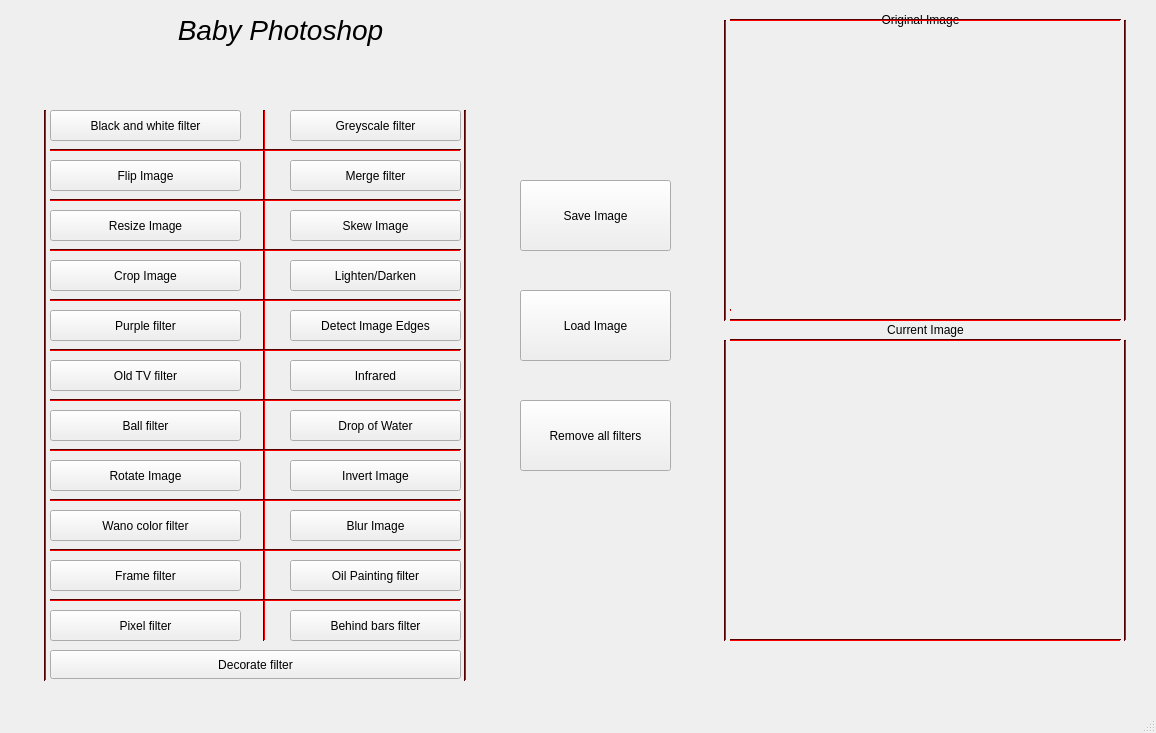
Old version of the form mainwindow.ui in the repository Ezay06/Qt_Filter.
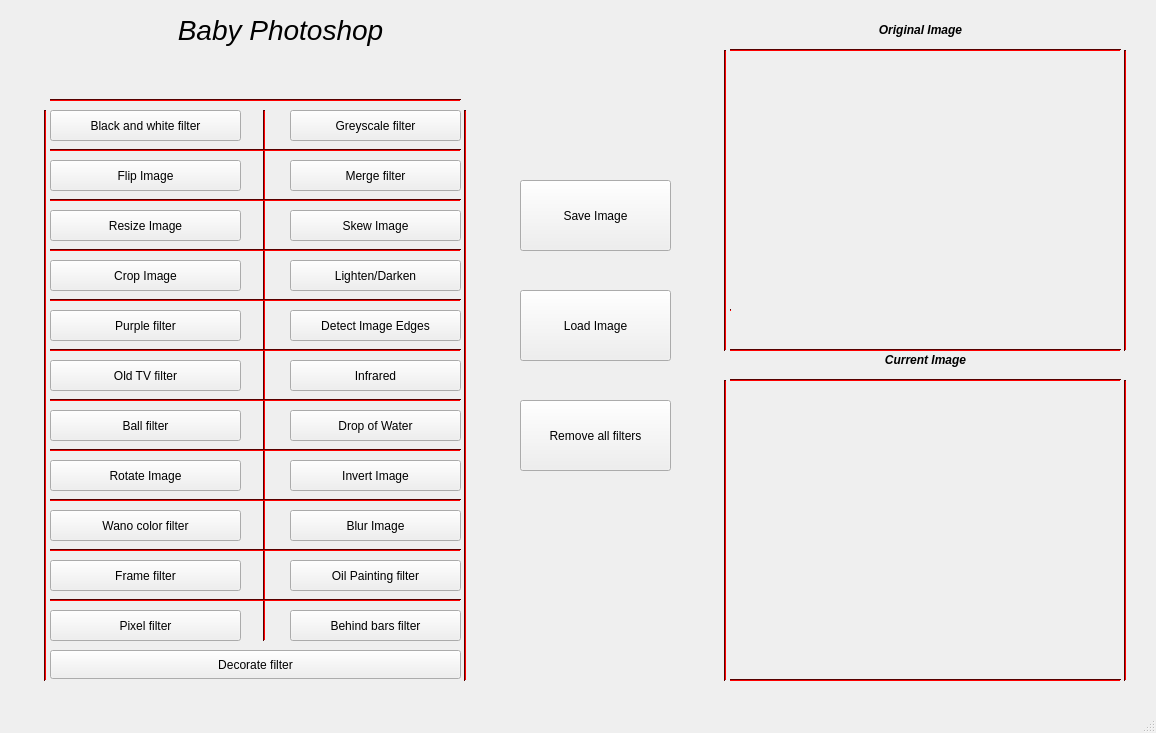
New version of the form.

The edit to the form file:
```diff
--- a/mainwindow.ui
+++ b/mainwindow.ui
@@ -7221,6 +7221,488 @@
        <enum>Qt::Horizontal</enum>
       </property>
      </widget>
+     <widget class="Line" name="line_23">
+      <property name="geometry">
+       <rect>
+        <x>50</x>
+        <y>90</y>
+        <width>411</width>
+        <height>20</height>
+       </rect>
+      </property>
+      <property name="palette">
+       <palette>
+        <active>
+         <colorrole role="WindowText">
+          <brush brushstyle="SolidPattern">
+           <color alpha="255">
+            <red>0</red>
+            <green>0</green>
+            <blue>0</blue>
+           </color>
+          </brush>
+         </colorrole>
+         <colorrole role="Button">
+          <brush brushstyle="SolidPattern">
+           <color alpha="255">
+            <red>170</red>
+            <green>0</green>
+            <blue>0</blue>
+           </color>
+          </brush>
+         </colorrole>
+         <colorrole role="Light">
+          <brush brushstyle="SolidPattern">
+           <color alpha="255">
+            <red>255</red>
+            <green>0</green>
+            <blue>0</blue>
+           </color>
+          </brush>
+         </colorrole>
+         <colorrole role="Midlight">
+          <brush brushstyle="SolidPattern">
+           <color alpha="255">
+            <red>212</red>
+            <green>0</green>
+            <blue>0</blue>
+           </color>
+          </brush>
+         </colorrole>
+         <colorrole role="Dark">
+          <brush brushstyle="SolidPattern">
+           <color alpha="255">
+            <red>85</red>
+            <green>0</green>
+            <blue>0</blue>
+           </color>
+          </brush>
+         </colorrole>
+         <colorrole role="Mid">
+          <brush brushstyle="SolidPattern">
+           <color alpha="255">
+            <red>113</red>
+            <green>0</green>
+            <blue>0</blue>
+           </color>
+          </brush>
+         </colorrole>
+         <colorrole role="Text">
+          <brush brushstyle="SolidPattern">
+           <color alpha="255">
+            <red>0</red>
+            <green>0</green>
+            <blue>0</blue>
+           </color>
+          </brush>
+         </colorrole>
+         <colorrole role="BrightText">
+          <brush brushstyle="SolidPattern">
+           <color alpha="255">
+            <red>255</red>
+            <green>255</green>
+            <blue>255</blue>
+           </color>
+          </brush>
+         </colorrole>
+         <colorrole role="ButtonText">
+          <brush brushstyle="SolidPattern">
+           <color alpha="255">
+            <red>0</red>
+            <green>0</green>
+            <blue>0</blue>
+           </color>
+          </brush>
+         </colorrole>
+         <colorrole role="Base">
+          <brush brushstyle="SolidPattern">
+           <color alpha="255">
+            <red>255</red>
+            <green>255</green>
+            <blue>255</blue>
+           </color>
+          </brush>
+         </colorrole>
+         <colorrole role="Window">
+          <brush brushstyle="SolidPattern">
+           <color alpha="255">
+            <red>170</red>
+            <green>0</green>
+            <blue>0</blue>
+           </color>
+          </brush>
+         </colorrole>
+         <colorrole role="Shadow">
+          <brush brushstyle="SolidPattern">
+           <color alpha="255">
+            <red>0</red>
+            <green>0</green>
+            <blue>0</blue>
+           </color>
+          </brush>
+         </colorrole>
+         <colorrole role="AlternateBase">
+          <brush brushstyle="SolidPattern">
+           <color alpha="255">
+            <red>212</red>
+            <green>127</green>
+            <blue>127</blue>
+           </color>
+          </brush>
+         </colorrole>
+         <colorrole role="ToolTipBase">
+          <brush brushstyle="SolidPattern">
+           <color alpha="255">
+            <red>255</red>
+            <green>255</green>
+            <blue>220</blue>
+           </color>
+          </brush>
+         </colorrole>
+         <colorrole role="ToolTipText">
+          <brush brushstyle="SolidPattern">
+           <color alpha="255">
+            <red>0</red>
+            <green>0</green>
+            <blue>0</blue>
+           </color>
+          </brush>
+         </colorrole>
+         <colorrole role="PlaceholderText">
+          <brush brushstyle="SolidPattern">
+           <color alpha="127">
+            <red>0</red>
+            <green>0</green>
+            <blue>0</blue>
+           </color>
+          </brush>
+         </colorrole>
+         <colorrole role="Accent">
+          <brush brushstyle="SolidPattern">
+           <color alpha="255">
+            <red>255</red>
+            <green>255</green>
+            <blue>255</blue>
+           </color>
+          </brush>
+         </colorrole>
+        </active>
+        <inactive>
+         <colorrole role="WindowText">
+          <brush brushstyle="SolidPattern">
+           <color alpha="255">
+            <red>0</red>
+            <green>0</green>
+            <blue>0</blue>
+           </color>
+          </brush>
+         </colorrole>
+         <colorrole role="Button">
+          <brush brushstyle="SolidPattern">
+           <color alpha="255">
+            <red>170</red>
+            <green>0</green>
+            <blue>0</blue>
+           </color>
+          </brush>
+         </colorrole>
+         <colorrole role="Light">
+          <brush brushstyle="SolidPattern">
+           <color alpha="255">
+            <red>255</red>
+            <green>0</green>
+            <blue>0</blue>
+           </color>
+          </brush>
+         </colorrole>
+         <colorrole role="Midlight">
+          <brush brushstyle="SolidPattern">
+           <color alpha="255">
+            <red>212</red>
+            <green>0</green>
+            <blue>0</blue>
+           </color>
+          </brush>
+         </colorrole>
+         <colorrole role="Dark">
+          <brush brushstyle="SolidPattern">
+           <color alpha="255">
+            <red>85</red>
+            <green>0</green>
+            <blue>0</blue>
+           </color>
+          </brush>
+         </colorrole>
+         <colorrole role="Mid">
+          <brush brushstyle="SolidPattern">
+           <color alpha="255">
+            <red>113</red>
+            <green>0</green>
+            <blue>0</blue>
+           </color>
+          </brush>
+         </colorrole>
+         <colorrole role="Text">
+          <brush brushstyle="SolidPattern">
+           <color alpha="255">
+            <red>0</red>
+            <green>0</green>
+            <blue>0</blue>
+           </color>
+          </brush>
+         </colorrole>
+         <colorrole role="BrightText">
+          <brush brushstyle="SolidPattern">
+           <color alpha="255">
+            <red>255</red>
+            <green>255</green>
+            <blue>255</blue>
+           </color>
+          </brush>
+         </colorrole>
+         <colorrole role="ButtonText">
+          <brush brushstyle="SolidPattern">
+           <color alpha="255">
+            <red>0</red>
+            <green>0</green>
+            <blue>0</blue>
+           </color>
+          </brush>
+         </colorrole>
+         <colorrole role="Base">
+          <brush brushstyle="SolidPattern">
+           <color alpha="255">
+            <red>255</red>
+            <green>255</green>
+            <blue>255</blue>
+           </color>
+          </brush>
+         </colorrole>
+         <colorrole role="Window">
+          <brush brushstyle="SolidPattern">
+           <color alpha="255">
+            <red>170</red>
+            <green>0</green>
+            <blue>0</blue>
+           </color>
+          </brush>
+         </colorrole>
+         <colorrole role="Shadow">
+          <brush brushstyle="SolidPattern">
+           <color alpha="255">
+            <red>0</red>
+            <green>0</green>
+            <blue>0</blue>
+           </color>
+          </brush>
+         </colorrole>
+         <colorrole role="AlternateBase">
+          <brush brushstyle="SolidPattern">
+           <color alpha="255">
+            <red>212</red>
+            <green>127</green>
+            <blue>127</blue>
+           </color>
+          </brush>
+         </colorrole>
+         <colorrole role="ToolTipBase">
+          <brush brushstyle="SolidPattern">
+           <color alpha="255">
+            <red>255</red>
+            <green>255</green>
+            <blue>220</blue>
+           </color>
+          </brush>
+         </colorrole>
+         <colorrole role="ToolTipText">
+          <brush brushstyle="SolidPattern">
+           <color alpha="255">
+            <red>0</red>
+            <green>0</green>
+            <blue>0</blue>
+           </color>
+          </brush>
+         </colorrole>
+         <colorrole role="PlaceholderText">
+          <brush brushstyle="SolidPattern">
+           <color alpha="127">
+            <red>0</red>
+            <green>0</green>
+            <blue>0</blue>
+           </color>
+          </brush>
+         </colorrole>
+         <colorrole role="Accent">
+          <brush brushstyle="SolidPattern">
+           <color alpha="255">
+            <red>255</red>
+            <green>255</green>
+            <blue>255</blue>
+           </color>
+          </brush>
+         </colorrole>
+        </inactive>
+        <disabled>
+         <colorrole role="WindowText">
+          <brush brushstyle="SolidPattern">
+           <color alpha="255">
+            <red>85</red>
+            <green>0</green>
+            <blue>0</blue>
+           </color>
+          </brush>
+         </colorrole>
+         <colorrole role="Button">
+          <brush brushstyle="SolidPattern">
+           <color alpha="255">
+            <red>170</red>
+            <green>0</green>
+            <blue>0</blue>
+           </color>
+          </brush>
+         </colorrole>
+         <colorrole role="Light">
+          <brush brushstyle="SolidPattern">
+           <color alpha="255">
+            <red>255</red>
+            <green>0</green>
+            <blue>0</blue>
+           </color>
+          </brush>
+         </colorrole>
+         <colorrole role="Midlight">
+          <brush brushstyle="SolidPattern">
+           <color alpha="255">
+            <red>212</red>
+            <green>0</green>
+            <blue>0</blue>
+           </color>
+          </brush>
+         </colorrole>
+         <colorrole role="Dark">
+          <brush brushstyle="SolidPattern">
+           <color alpha="255">
+            <red>85</red>
+            <green>0</green>
+            <blue>0</blue>
+           </color>
+          </brush>
+         </colorrole>
+         <colorrole role="Mid">
+          <brush brushstyle="SolidPattern">
+           <color alpha="255">
+            <red>113</red>
+            <green>0</green>
+            <blue>0</blue>
+           </color>
+          </brush>
+         </colorrole>
+         <colorrole role="Text">
+          <brush brushstyle="SolidPattern">
+           <color alpha="255">
+            <red>85</red>
+            <green>0</green>
+            <blue>0</blue>
+           </color>
+          </brush>
+         </colorrole>
+         <colorrole role="BrightText">
+          <brush brushstyle="SolidPattern">
+           <color alpha="255">
+            <red>255</red>
+            <green>255</green>
+            <blue>255</blue>
+           </color>
+          </brush>
+         </colorrole>
+         <colorrole role="ButtonText">
+          <brush brushstyle="SolidPattern">
+           <color alpha="255">
+            <red>85</red>
+            <green>0</green>
+            <blue>0</blue>
+           </color>
+          </brush>
+         </colorrole>
+         <colorrole role="Base">
+          <brush brushstyle="SolidPattern">
+           <color alpha="255">
+            <red>170</red>
+            <green>0</green>
+            <blue>0</blue>
+           </color>
+          </brush>
+         </colorrole>
+         <colorrole role="Window">
+          <brush brushstyle="SolidPattern">
+           <color alpha="255">
+            <red>170</red>
+            <green>0</green>
+            <blue>0</blue>
+           </color>
+          </brush>
+         </colorrole>
+         <colorrole role="Shadow">
+          <brush brushstyle="SolidPattern">
+           <color alpha="255">
+            <red>0</red>
+            <green>0</green>
+            <blue>0</blue>
+           </color>
+          </brush>
+         </colorrole>
+         <colorrole role="AlternateBase">
+          <brush brushstyle="SolidPattern">
+           <color alpha="255">
+            <red>170</red>
+            <green>0</green>
+            <blue>0</blue>
+           </color>
+          </brush>
+         </colorrole>
+         <colorrole role="ToolTipBase">
+          <brush brushstyle="SolidPattern">
+           <color alpha="255">
+            <red>255</red>
+            <green>255</green>
+            <blue>220</blue>
+           </color>
+          </brush>
+         </colorrole>
+         <colorrole role="ToolTipText">
+          <brush brushstyle="SolidPattern">
+           <color alpha="255">
+            <red>0</red>
+            <green>0</green>
+            <blue>0</blue>
+           </color>
+          </brush>
+         </colorrole>
+         <colorrole role="PlaceholderText">
+          <brush brushstyle="SolidPattern">
+           <color alpha="127">
+            <red>85</red>
+            <green>0</green>
+            <blue>0</blue>
+           </color>
+          </brush>
+         </colorrole>
+         <colorrole role="Accent">
+          <brush brushstyle="SolidPattern">
+           <color alpha="255">
+            <red>221</red>
+            <green>0</green>
+            <blue>0</blue>
+           </color>
+          </brush>
+         </colorrole>
+        </disabled>
+       </palette>
+      </property>
+      <property name="orientation">
+       <enum>Qt::Horizontal</enum>
+      </property>
+     </widget>
     </widget>
     <widget class="QWidget" name="black_and_white"/>
     <widget class="QWidget" name="flip">
@@ -8512,7 +8994,7 @@
     <property name="geometry">
      <rect>
       <x>740</x>
-      <y>30</y>
+      <y>60</y>
       <width>371</width>
       <height>281</height>
      </rect>
@@ -8525,7 +9007,7 @@
     <property name="geometry">
      <rect>
       <x>740</x>
-      <y>350</y>
+      <y>390</y>
       <width>371</width>
       <height>281</height>
      </rect>
@@ -8534,43 +9016,11 @@
      <string/>
     </property>
    </widget>
-   <widget class="QLabel" name="label_og">
-    <property name="geometry">
-     <rect>
-      <x>840</x>
-      <y>10</y>
-      <width>161</width>
-      <height>20</height>
-     </rect>
-    </property>
-    <property name="text">
-     <string>Original Image</string>
-    </property>
-    <property name="alignment">
-     <set>Qt::AlignCenter</set>
-    </property>
-   </widget>
-   <widget class="QLabel" name="label_curr">
-    <property name="geometry">
-     <rect>
-      <x>860</x>
-      <y>320</y>
-      <width>131</width>
-      <height>20</height>
-     </rect>
-    </property>
-    <property name="text">
-     <string>Current Image</string>
-    </property>
-    <property name="alignment">
-     <set>Qt::AlignCenter</set>
-    </property>
-   </widget>
    <widget class="Line" name="line_14">
     <property name="geometry">
      <rect>
       <x>1110</x>
-      <y>20</y>
+      <y>50</y>
       <width>31</width>
       <height>301</height>
      </rect>
@@ -9059,7 +9509,7 @@
     <property name="geometry">
      <rect>
       <x>710</x>
-      <y>20</y>
+      <y>50</y>
       <width>31</width>
       <height>301</height>
      </rect>
@@ -9548,7 +9998,7 @@
     <property name="geometry">
      <rect>
       <x>710</x>
-      <y>340</y>
+      <y>380</y>
       <width>31</width>
       <height>301</height>
      </rect>
@@ -10037,7 +10487,7 @@
     <property name="geometry">
      <rect>
       <x>1110</x>
-      <y>340</y>
+      <y>380</y>
       <width>31</width>
       <height>301</height>
      </rect>
@@ -10526,7 +10976,7 @@
     <property name="geometry">
      <rect>
       <x>730</x>
-      <y>310</y>
+      <y>340</y>
       <width>391</width>
       <height>20</height>
      </rect>
@@ -11008,7 +11458,7 @@
     <property name="geometry">
      <rect>
       <x>730</x>
-      <y>10</y>
+      <y>40</y>
       <width>391</width>
       <height>20</height>
      </rect>
@@ -11482,6 +11932,11 @@
       </disabled>
      </palette>
     </property>
+    <property name="font">
+     <font>
+      <bold>true</bold>
+     </font>
+    </property>
     <property name="orientation">
      <enum>Qt::Horizontal</enum>
     </property>
@@ -11490,7 +11945,7 @@
     <property name="geometry">
      <rect>
       <x>730</x>
-      <y>330</y>
+      <y>370</y>
       <width>391</width>
       <height>20</height>
      </rect>
@@ -11972,7 +12427,7 @@
     <property name="geometry">
      <rect>
       <x>730</x>
-      <y>630</y>
+      <y>670</y>
       <width>391</width>
       <height>20</height>
      </rect>
@@ -12450,6 +12905,50 @@
      <enum>Qt::Horizontal</enum>
     </property>
    </widget>
+   <widget class="QLabel" name="label_curr">
+    <property name="geometry">
+     <rect>
+      <x>860</x>
+      <y>350</y>
+      <width>131</width>
+      <height>20</height>
+     </rect>
+    </property>
+    <property name="font">
+     <font>
+      <italic>true</italic>
+      <bold>true</bold>
+     </font>
+    </property>
+    <property name="text">
+     <string>Current Image</string>
+    </property>
+    <property name="alignment">
+     <set>Qt::AlignCenter</set>
+    </property>
+   </widget>
+   <widget class="QLabel" name="label_og">
+    <property name="geometry">
+     <rect>
+      <x>840</x>
+      <y>20</y>
+      <width>161</width>
+      <height>20</height>
+     </rect>
+    </property>
+    <property name="font">
+     <font>
+      <italic>true</italic>
+      <bold>true</bold>
+     </font>
+    </property>
+    <property name="text">
+     <string>Original Image</string>
+    </property>
+    <property name="alignment">
+     <set>Qt::AlignCenter</set>
+    </property>
+   </widget>
   </widget>
   <widget class="QMenuBar" name="menubar">
    <property name="geometry">
```
